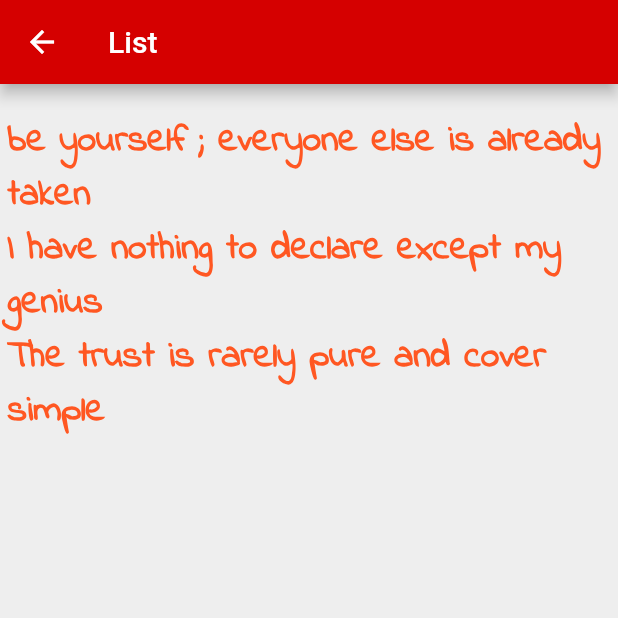
After one commit to CoderEslam/flutter1app, a Flutter app: the ListOfData screen opened directly, on a phone screen of 412 x 824 dp, the top half of it. The commit adds this screen. Run offline on Flutter 3.47's test engine with Material 2 defaults, Android fonts, the phone set to English and light mode, and no system bars; our stand-ins replace fluttertoast.

Commit message:
learn List

```diff
--- a/lib/ButtonsApp.dart
+++ b/lib/ButtonsApp.dart
@@ -2,6 +2,7 @@ import 'package:flutter/material.dart';
 import 'package:flutter1app/ExpandedW.dart';
 import 'package:flutter1app/IdCard.dart';
 import 'package:flutter1app/IdCardful.dart';
+import 'package:flutter1app/ListOfData.dart';
 
 void main() {
   runApp(const ButtonsApp());
@@ -82,8 +83,8 @@ class ButtonTypesGroup extends StatelessWidget {
                   Theme.of(context).colorScheme.onSecondaryContainer,
               backgroundColor: Theme.of(context).colorScheme.secondaryContainer,
             ).copyWith(elevation: ButtonStyleButton.allOrNull(0.0)),
-            onPressed: onPressed,
-            child: const Text('Filled Tonal'),
+            onPressed: () => {goToPageList(context)},
+            child: const Text('List Data'),
           ),
 
           OutlinedButton(onPressed: onPressed, child: const Text('Outlined')),
@@ -104,3 +105,8 @@ void goToPageIdCard(BuildContext context) => {
       Navigator.push(
           context, MaterialPageRoute(builder: (context) => const IdCardful()))
     };
+
+void goToPageList(BuildContext context) => {
+      Navigator.push(
+          context, MaterialPageRoute(builder: (context) => const ListOfData()))
+    };
--- /dev/null
+++ b/lib/ListOfData.dart
@@ -0,0 +1,51 @@
+import 'package:flutter/material.dart';
+import 'package:flutter1app/ExpandedW.dart';
+import 'package:flutter1app/IdCard.dart';
+import 'package:flutter1app/IdCardful.dart';
+
+void main() {
+  runApp(const MaterialApp(home: ListOfData()));
+}
+
+class ListOfData extends StatefulWidget {
+  const ListOfData({Key? key}) : super(key: key);
+
+  @override
+  State<ListOfData> createState() => _ListOfDataState();
+}
+
+class _ListOfDataState extends State<ListOfData> {
+  List<String> quotes = [
+    "be yourself ; everyone else is already taken",
+    "I have nothing to declare except my genius",
+    "The trust is rarely pure and cover simple"
+  ];
+
+  @override
+  Widget build(BuildContext context) {
+    return Scaffold(
+      backgroundColor: Colors.grey[200],
+      appBar: AppBar(
+        title: const Text("List"),
+        backgroundColor: Colors.redAccent[700],
+      ),
+      body: Container(
+        padding: const EdgeInsets.symmetric(vertical: 20.0, horizontal: 5.0),
+        child: Column(
+          /*
+          * arrow(=>) with return and bracts {} when it's need return data
+          * arrow(=>) without return and bracts {} when it's need return data
+          * arrow(=>) without or with return and bracts {} when it's not need return data
+          * */
+          children: quotes.map((e) => Text(e, style: styleText)).toList(),
+        ),
+      ),
+    );
+  }
+}
+
+const styleText = TextStyle(
+    color: Colors.deepOrange,
+    fontSize: 25,
+    fontWeight: FontWeight.bold,
+    fontFamily: 'India');
```
